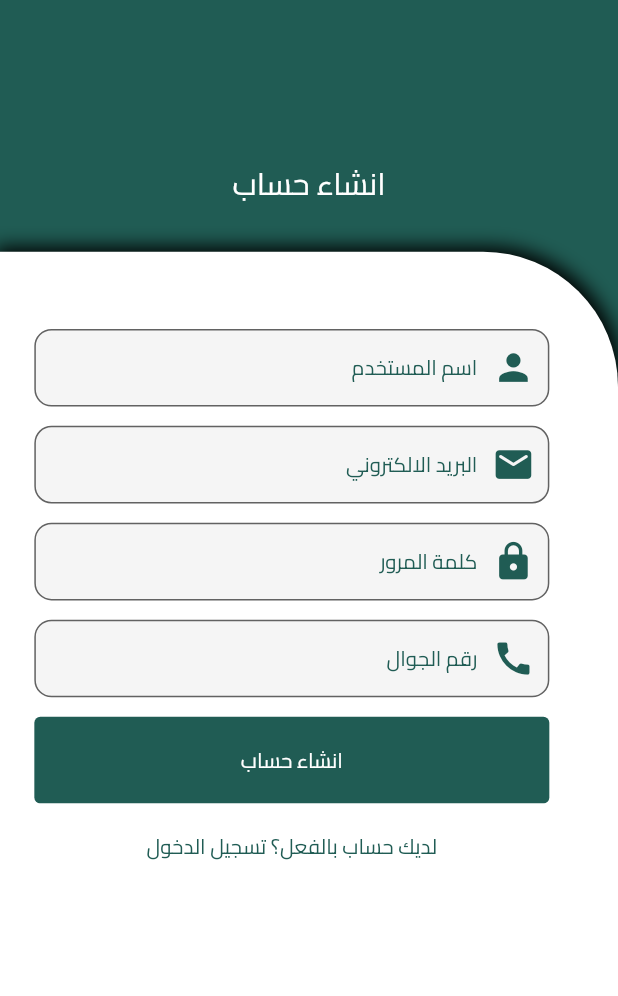
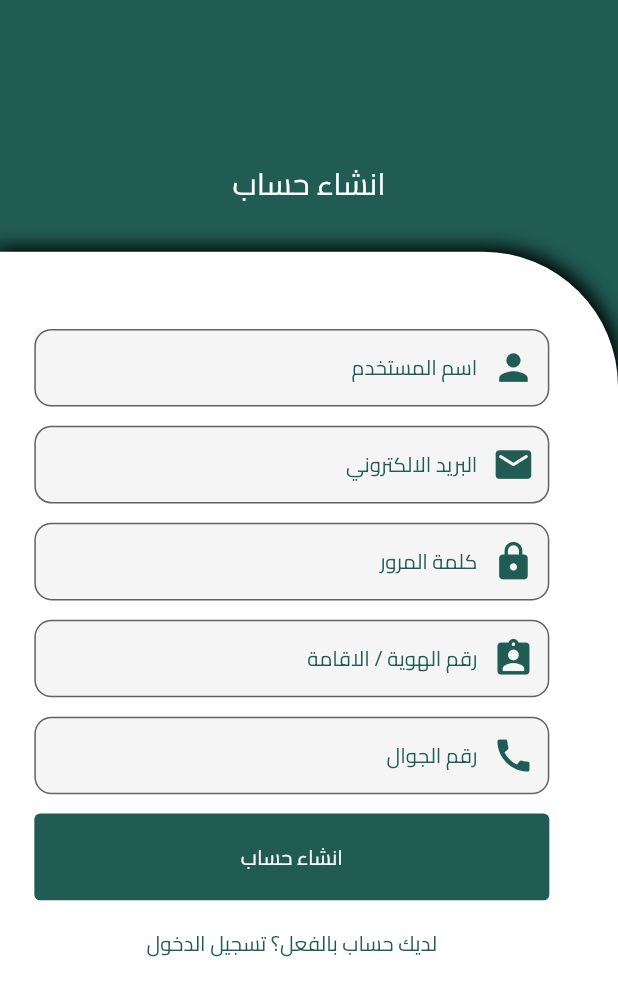
Before and after one commit to ReemAlharbey/Aoun, a Flutter app: the SingUpPage screen opened directly, on a phone screen of 412 x 824 dp. Shown: the top 996 px of the screen. Run offline on Flutter 3.47's test engine with Material 2 defaults, Android fonts, the phone set to English and light mode, and no system bars; our stand-ins replace device_preview, flutter_screenutil, shared_preferences; accounts and stored records are empty.

Commit message:
after add new text

```diff
--- a/lib/UserAccount/SingUpPage.dart
+++ b/lib/UserAccount/SingUpPage.dart
@@ -47,6 +47,8 @@ class _SingUpPageState extends State<SingUpPage> {
                         SizedBox(height: 10.h),
                         drowTextField(context, passIcon, "كلمة المرور",true, passController, (val){}),
                         SizedBox(height: 10.h),
+                        drowTextField(context, iDIcon, "رقم الهوية / الاقامة",true, iDController, (val){}),
+                        SizedBox(height: 10.h),
                         drowTextField(context, phoneIcon, "رقم الجوال",false, phoneController, (val){}),
                         SizedBox(height: 10.h),
                         drowButtoms(context, "انشاء حساب", 12, white, (){},backgrounColor:deepGreen),
--- a/lib/Widget/Controller.dart
+++ b/lib/Widget/Controller.dart
@@ -8,3 +8,4 @@ TextEditingController passController = TextEditingController();
 TextEditingController levelController = TextEditingController();
 TextEditingController collegController = TextEditingController();
 TextEditingController phoneController = TextEditingController();
+TextEditingController iDController = TextEditingController();
--- a/lib/Widget/Icons.dart
+++ b/lib/Widget/Icons.dart
@@ -3,6 +3,7 @@ import 'package:flutter/material.dart';
 // Icons name-----------------------------------------
 IconData nameIcon=Icons.person;
 IconData passIcon=Icons.lock;
+IconData iDIcon=Icons.assignment_ind_rounded;
 IconData langIcon=Icons.translate_sharp;
 IconData emailIcon=Icons.email_rounded;
 IconData phoneIcon=Icons.call;
```
Also changed, not shown: assets/image/logo.png, assets/image/logo1.png (added).
